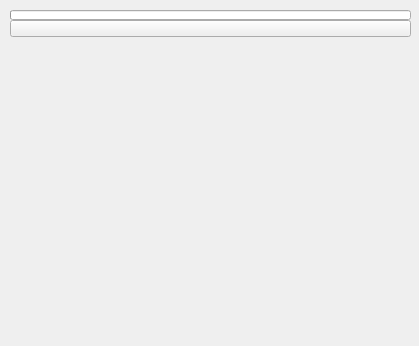
Before: the Qt Designer form ui/1_base_menus/2_sub_menus/3_main_menus/dynLayout.ui in m3trik/Scripts_portable, drawn with Qt 5.
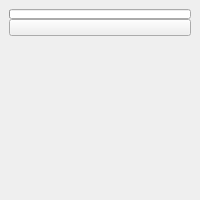
After: the same form once the commit is applied. Custom widgets are drawn as their Qt base class.

```diff
--- a/ui/1_base_menus/2_sub_menus/3_main_menus/dynLayout.ui
+++ b/ui/1_base_menus/2_sub_menus/3_main_menus/dynLayout.ui
@@ -6,8 +6,8 @@
    <rect>
     <x>0</x>
     <y>0</y>
-    <width>419</width>
-    <height>346</height>
+    <width>200</width>
+    <height>200</height>
    </rect>
   </property>
   <property name="minimumSize">
@@ -75,16 +75,9 @@
      </disabled>
     </palette>
    </property>
-   <widget class="QWidget" name="layoutWidget_2">
-    <property name="geometry">
-     <rect>
-      <x>10</x>
-      <y>10</y>
-      <width>401</width>
-      <height>321</height>
-     </rect>
-    </property>
-    <layout class="QGridLayout" name="gridLayout_2">
+   <layout class="QHBoxLayout" name="horizontalLayout_2">
+    <item>
+     <layout class="QGridLayout" name="gridLayout">
      <property name="spacing">
       <number>0</number>
      </property>
@@ -120,8 +113,9 @@
       <layout class="QHBoxLayout" name="horizontalLayout">
        <item>
         <widget class="QStackedWidget" name="stackedWidget">
-         <widget class="QWidget" name="page"/>
-         <widget class="QWidget" name="page_2"/>
+          <property name="currentIndex">
+           <number>-1</number>
+          </property>
         </widget>
        </item>
       </layout>
@@ -149,7 +143,8 @@
       </widget>
      </item>
     </layout>
-   </widget>
+    </item>
+   </layout>
   </widget>
  </widget>
  <customwidgets>
```
Lines whose indentation alone changed are shown as unchanged.
